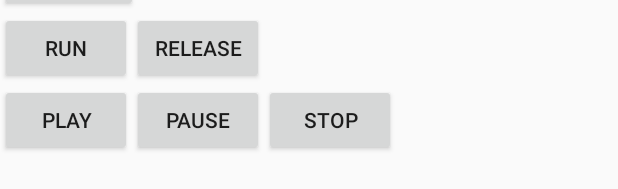
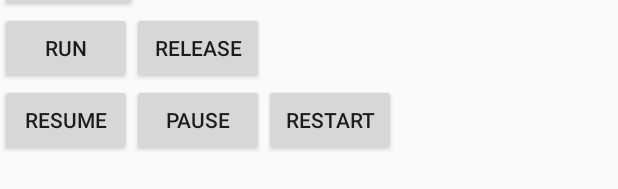
Before and after one commit to buyoh/mediaprac, an Android app: the layout activity_main.xml on its own in the app's theme, with its tools: preview values and no code run, on a phone screen of 412 x 824 dp. Shown: the part 510-699 px from the top of the screen. Run offline under Robolectric (Android 15) with nearby library versions, the phone set to English and light mode, and no system bars.

```diff
--- a/app/src/main/java/com/example/mediaprac/MyMedia.java
+++ b/app/src/main/java/com/example/mediaprac/MyMedia.java
@@ -10,11 +10,11 @@ public interface MyMedia {
 
     void release();
 
-    void play();
+    void resume();
 
     void pause();
 
-    void stop();
+//    void stop();
 
     void seekTo(long timeUs);
 
--- a/app/src/main/res/layout/activity_main.xml
+++ b/app/src/main/res/layout/activity_main.xml
@@ -27,8 +27,8 @@
         android:id="@+id/playButton"
         android:layout_width="wrap_content"
         android:layout_height="wrap_content"
-        android:onClick="playButton_onClick"
-        android:text="play"
+        android:onClick="resumeButton_onClick"
+        android:text="resume"
         app:layout_constraintStart_toStartOf="parent"
         app:layout_constraintTop_toBottomOf="@+id/runButton" />
 
@@ -45,8 +45,8 @@
         android:id="@+id/stopButton"
         android:layout_width="wrap_content"
         android:layout_height="wrap_content"
-        android:onClick="stopButton_onClick"
-        android:text="stop"
+        android:onClick="restartButton_onClick"
+        android:text="restart"
         app:layout_constraintStart_toEndOf="@+id/pauseButton"
         app:layout_constraintTop_toTopOf="@+id/pauseButton" />
 
@@ -55,7 +55,7 @@
         android:layout_width="wrap_content"
         android:layout_height="wrap_content"
         android:onClick="initializeButton_onClick"
-        android:text="Initialize"
+        android:text="initialize"
         app:layout_constraintStart_toStartOf="parent"
         app:layout_constraintTop_toBottomOf="@+id/frameLayout" />
 
```
Also changed, not shown: app/src/main/java/com/example/mediaprac/MainActivity.java (+10 -10 lines), app/src/main/java/com/example/mediaprac/MyMediaAsync.java (+42 -26 lines).
